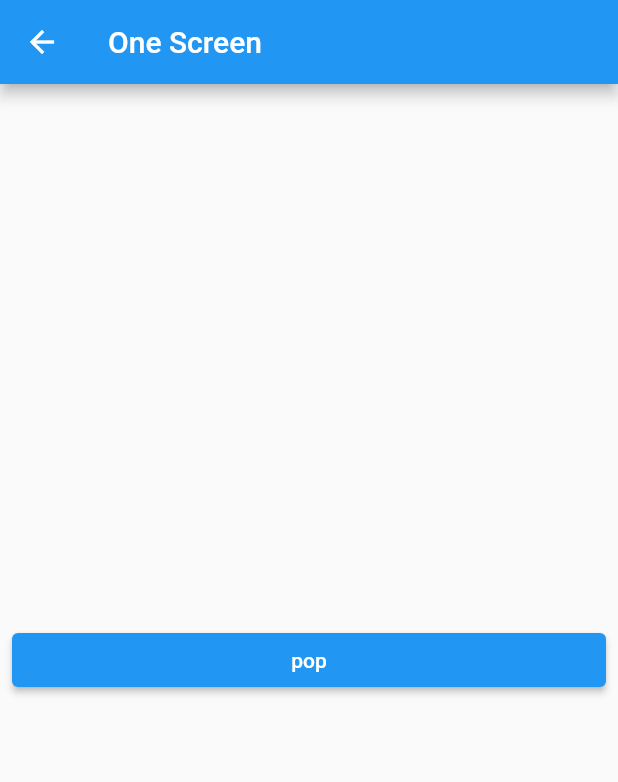
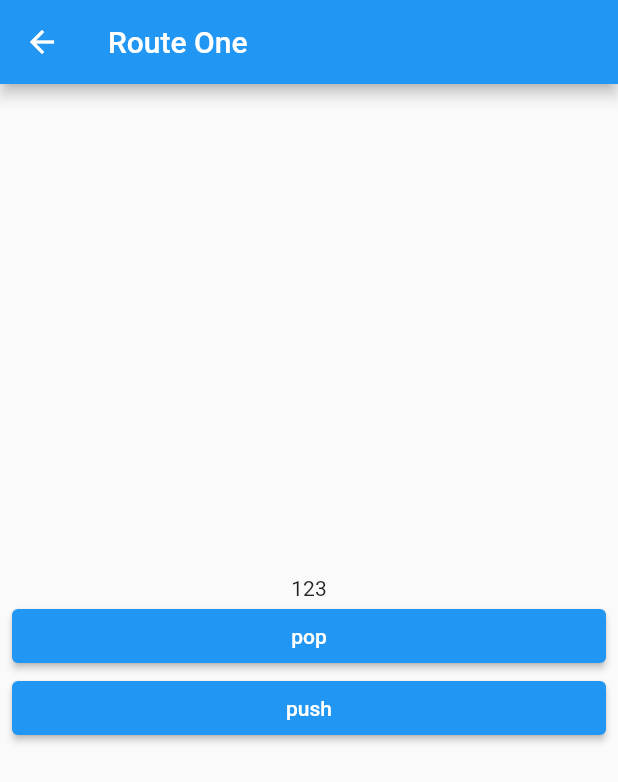
Before and after one commit to gaeguriBanchan/flutter_navigation, a Flutter app: the screen it shows after launch, after a tap on "push", on a phone screen of 412 x 824 dp. Shown: the top 782 px of the screen. Run offline on Flutter 3.47's test engine with Material 2 defaults, Android fonts, the phone set to English and light mode, and no system bars.

Commit message:
Route 간 데이터 전달, Argument 전달방법

```diff
--- a/lib/screen/home_screen.dart
+++ b/lib/screen/home_screen.dart
@@ -11,12 +11,14 @@ class HomeScreen extends StatelessWidget {
       title: 'Home Screen',
       children: [
         ElevatedButton(
-          onPressed: () {
-            Navigator.of(context).push(
+          onPressed: () async {
+            final result = await Navigator.of(context).push(
               MaterialPageRoute(
-                builder: (context) => const RouteOneScreen(),
+                builder: (context) => const RouteOneScreen(number: 123),
               ),
             );
+
+            print(result);
           },
           child: const Text('push'),
         ),
--- a/lib/screen/route_one_screen.dart
+++ b/lib/screen/route_one_screen.dart
@@ -1,19 +1,38 @@
 import 'package:flutter/material.dart';
 import 'package:flutter_navigation/layout/main_layout.dart';
+import 'package:flutter_navigation/screen/route_two_screen.dart';
 
 class RouteOneScreen extends StatelessWidget {
-  const RouteOneScreen({super.key});
+  const RouteOneScreen({super.key, required this.number});
+
+  final int number;
 
   @override
   Widget build(BuildContext context) {
     return MainLayout(
-      title: 'One Screen',
+      title: 'Route One',
       children: [
+        Text(
+          number.toString(),
+          textAlign: TextAlign.center,
+        ),
         ElevatedButton(
           onPressed: () {
-            Navigator.of(context).pop();
+            Navigator.of(context).pop(456);
           },
           child: const Text('pop'),
+        ),
+        ElevatedButton(
+          onPressed: () {
+            Navigator.of(context).push(
+              MaterialPageRoute(
+                  builder: (context) => const RouteTwoScreen(),
+                  settings: const RouteSettings(
+                    arguments: 789,
+                  )),
+            );
+          },
+          child: const Text('push'),
         ),
       ],
     );
```
Also changed, not shown: lib/screen/route_two_screen.dart (+17 -4 lines).
